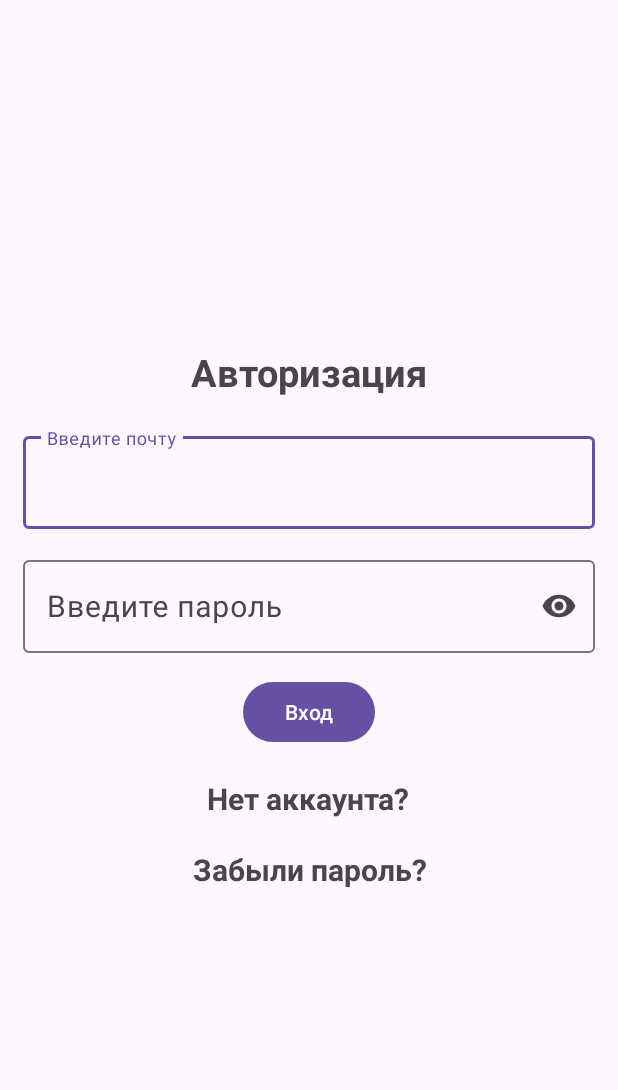
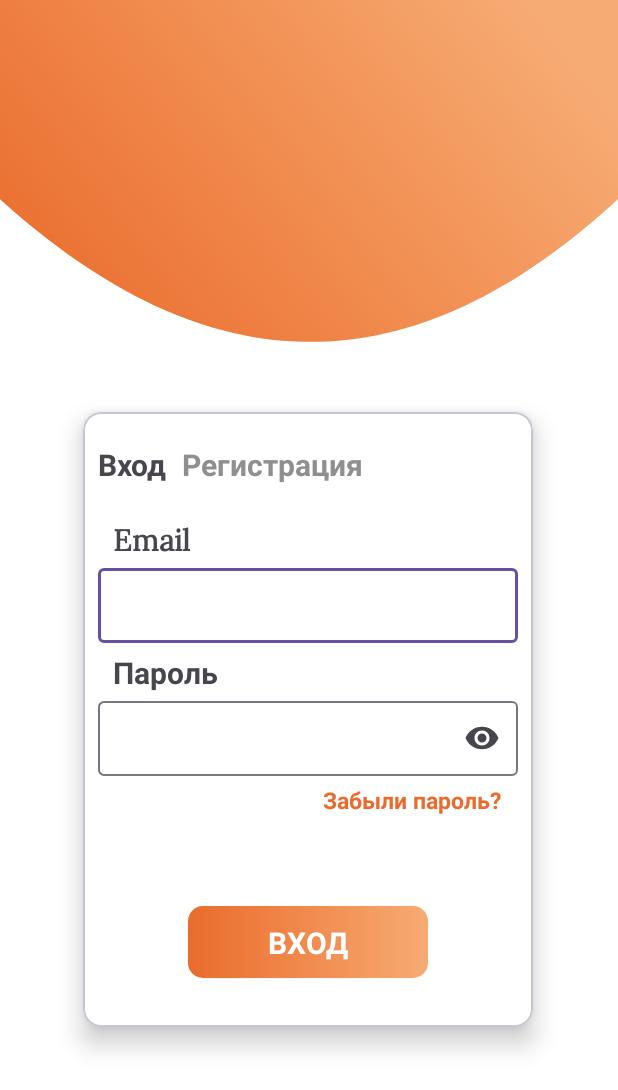
Before and after one commit to Suomi228/EDA-android-app, an Android app: the screen it shows after launch (Login), on a phone screen of 412 x 824 dp. Shown: the top 1090 px of the screen. Run offline under Robolectric (Android 15) with nearby library versions, the phone set to English and light mode, and no system bars; our stand-ins replace Firebase (no records; nobody signed in at launch, a user with empty details on screens opened directly).

Commit message:
reg and log pages done

```diff
--- a/app/src/main/res/drawable/background_enter.xml
+++ b/app/src/main/res/drawable/background_enter.xml
@@ -1,25 +1,25 @@
 <vector xmlns:android="http://schemas.android.com/apk/res/android"
     xmlns:aapt="http://schemas.android.com/aapt"
-    android:width="336dp"
-    android:height="688dp"
-    android:viewportWidth="336"
-    android:viewportHeight="688">
+    android:width="590dp"
+    android:height="1148dp"
+    android:viewportWidth="590"
+    android:viewportHeight="1148">
   <path
-      android:pathData="M6.35,679.19l-2.12,-677.59l325.11,-1.02l2.12,677.59z">
+      android:pathData="M0,0H590V1148H0V0Z">
     <aapt:attr name="android:fillColor">
       <gradient
-          android:startX="3.27"
-          android:startY="165.62"
-          android:endX="329.63"
-          android:endY="-1.62"
+          android:startX="0"
+          android:startY="381"
+          android:endX="546.3"
+          android:endY="-54.8"
           android:type="linear">
-        <item android:offset="0.15" android:color="#FFE96C2D"/>
-        <item android:offset="0.46" android:color="#FFF18B4E"/>
-        <item android:offset="1" android:color="#FFF6AB73"/>
+        <item android:offset="0.1" android:color="#FFE96C2D"/>
+        <item android:offset="0.5" android:color="#FFF18B4E"/>
+        <item android:offset="0.9" android:color="#FFF6AB73"/>
       </gradient>
     </aapt:attr>
   </path>
   <path
-      android:pathData="M3,131C114.68,231 221.82,232.5 333,131V680H3V131Z"
+      android:pathData="M0,185C199.7,360.4 391.2,363 590,185V1148H0V185Z"
       android:fillColor="#ffffff"/>
 </vector>
--- a/app/src/main/res/layout/activity_login.xml
+++ b/app/src/main/res/layout/activity_login.xml
@@ -1,83 +1,165 @@
 <?xml version="1.0" encoding="utf-8"?>
-<LinearLayout xmlns:android="http://schemas.android.com/apk/res/android"
+
+<androidx.constraintlayout.widget.ConstraintLayout xmlns:android="http://schemas.android.com/apk/res/android"
     xmlns:app="http://schemas.android.com/apk/res-auto"
     xmlns:tools="http://schemas.android.com/tools"
     android:layout_width="match_parent"
+    android:layout_height="match_parent"
+    android:background="@drawable/background_enter"
+    android:gravity="center"
     android:orientation="vertical"
-    android:layout_height="match_parent"
-    android:gravity="center"
+    android:outlineSpotShadowColor="@color/black"
     android:padding="15dp"
     tools:context=".Login">
+
+    <com.google.android.material.card.MaterialCardView
+        android:layout_width="300dp"
+        android:layout_height="410dp"
+        android:layout_marginStart="5dp"
+        android:layout_marginEnd="5dp"
+        android:layout_marginTop="10dp"
+        android:elevation="100dp"
+        app:cardBackgroundColor="@color/white"
+        app:cardElevation="10dp"
+        app:layout_constraintBottom_toBottomOf="parent"
+        app:layout_constraintEnd_toEndOf="parent"
+        app:layout_constraintHorizontal_bias="0.495"
+        app:layout_constraintStart_toStartOf="parent"
+        app:layout_constraintTop_toTopOf="parent"
+        app:layout_constraintVertical_bias="0.667">
+
+        <LinearLayout
+            android:layout_width="match_parent"
+            android:layout_height="50dp"
+            android:orientation="horizontal"
+
+            >
+
             <TextView
-        android:text="Авторизация"
-        android:textSize="25sp"
+                android:layout_width="wrap_content"
+                android:layout_height="wrap_content"
+                android:layout_marginStart="10dp"
+                android:layout_marginTop="20dp"
+                android:fontFamily="@font/lora"
+                android:gravity="center"
+                android:text="Вход"
+                android:textSize="20sp"
+                android:textStyle="bold" />
+            <TextView
+                android:id="@+id/registerNow"
+                android:layout_width="wrap_content"
+                android:layout_height="wrap_content"
+                android:layout_marginStart="10dp"
+                android:layout_marginTop="20dp"
+                android:gravity="center"
+                android:text="Регистрация"
+                android:textColor="@color/gray"
+                android:textSize="20sp"
                 android:textStyle="bold"
-        android:gravity="center"
-        android:layout_marginBottom="20dp"
-        android:id="@+id/login"
+                android:fontFamily="@font/lora"
+                />
+
+        </LinearLayout>
+        <LinearLayout
             android:layout_width="match_parent"
+            android:layout_height="match_parent"
+            android:layout_marginTop="50dp"
+            android:orientation="vertical">
+
+            <TextView
+                android:id="@+id/txt_email"
+                android:layout_width="wrap_content"
                 android:layout_height="wrap_content"
-        />
-    <com.google.android.material.textfield.TextInputLayout
-        android:layout_width="match_parent"
-        android:layout_height="wrap_content">
-        <com.google.android.material.textfield.TextInputEditText
-            android:layout_width="match_parent"
-            android:layout_height="wrap_content"
+                android:layout_marginStart="20dp"
+                android:layout_marginTop="20dp"
+                android:fontFamily="@font/lora"
+                android:text="Email"
                 android:textSize="20dp"
-            android:id="@+id/email"
-            android:hint="Введите почту"
-            android:layout_marginBottom="15dp"
-            />
-    </com.google.android.material.textfield.TextInputLayout>
+                android:textStyle="bold" />
 
             <com.google.android.material.textfield.TextInputLayout
                 android:layout_width="match_parent"
-        app:endIconMode="password_toggle"
-        android:layout_height="wrap_content">
+                android:layout_height="60dp"
+
+                >
+
                 <com.google.android.material.textfield.TextInputEditText
+                    android:id="@+id/email"
                     android:layout_width="match_parent"
-            android:inputType="textPassword"
-            android:textSize="20dp"
-            android:layout_height="wrap_content"
-            android:id="@+id/password"
-            android:hint="Введите пароль"
+                    android:layout_height="50dp"
+                    android:layout_marginStart="10dp"
+                    android:layout_marginEnd="10dp"
                     android:layout_marginBottom="15dp"
-            />
+                    android:fontFamily="@font/lora"
+                    android:textSize="20dp" />
             </com.google.android.material.textfield.TextInputLayout>
-    <ProgressBar
-        android:id="@+id/progress_bar"
-        android:visibility="gone"
-        android:layout_width="wrap_content"
-        android:layout_height="wrap_content"/>
-
-    <Button
-        android:id="@+id/btn_login"
-        android:text="Вход"
-
-        android:layout_width="wrap_content"
-        android:layout_height="wrap_content"/>
 
             <TextView
-        android:id="@+id/registerNow"
-        android:layout_width="147dp"
+                android:id="@+id/txt_pass"
+                android:layout_width="wrap_content"
                 android:layout_height="wrap_content"
-        android:layout_marginTop="20dp"
-        android:gravity="center"
-        android:text="Нет аккаунта?"
-        android:textSize="20sp"
+                android:layout_marginStart="20dp"
+                android:layout_marginTop="0dp"
+                android:fontFamily="@font/lora"
+                android:text="Пароль"
+                android:textSize="20dp"
                 android:textStyle="bold" />
+
+            <com.google.android.material.textfield.TextInputLayout
+                android:layout_width="match_parent"
+                android:layout_height="60dp"
+                app:endIconMode="password_toggle">
+
+                <com.google.android.material.textfield.TextInputEditText
+                    android:id="@+id/password"
+                    android:layout_width="match_parent"
+                    android:layout_height="50dp"
+                    android:layout_marginStart="10dp"
+                    android:layout_marginEnd="10dp"
+                    android:layout_marginBottom="15dp"
+                    android:fontFamily="@font/lora"
+                    android:inputType="textPassword"
+                    android:textSize="20dp" />
+            </com.google.android.material.textfield.TextInputLayout>
 
             <TextView
                 android:id="@+id/forgot_password"
-        android:layout_width="168dp"
+                android:layout_width="wrap_content"
                 android:layout_height="wrap_content"
-        android:layout_marginTop="20dp"
-        android:gravity="center"
+                android:layout_marginTop="0dp"
+                android:textColor="@color/orange_color"
+                android:layout_marginStart="160dp"
+                android:layout_marginEnd="5dp"
                 android:text="Забыли пароль?"
-        android:textSize="20sp"
-        android:textStyle="bold" />
+                android:fontFamily="@font/lora_bold"
+                android:textSize="15sp"
+                />
 
 
 
+            <androidx.appcompat.widget.AppCompatButton
+                android:id="@+id/btn_login"
+                android:layout_width="160dp"
+                android:layout_height="wrap_content"
+                android:layout_gravity="center"
+                android:layout_marginTop="60dp"
+                android:background="@drawable/gradient"
+                android:elevation="20dp"
+                android:fontFamily="@font/lora"
+                android:text="Вход"
+                android:textColor="@color/white"
+                android:textSize="20sp"
+                android:textStyle="bold" />
         </LinearLayout>
+    </com.google.android.material.card.MaterialCardView>
+
+    <ProgressBar
+        android:id="@+id/progress_bar"
+        android:layout_width="wrap_content"
+        android:layout_height="wrap_content"
+        android:visibility="gone"
+        android:layout_marginEnd="160dp"
+        android:foregroundGravity="center"
+        app:layout_constraintBottom_toBottomOf="parent"
+        app:layout_constraintEnd_toEndOf="parent" />
+</androidx.constraintlayout.widget.ConstraintLayout>
--- a/app/src/main/res/layout/dialog_forgot.xml
+++ b/app/src/main/res/layout/dialog_forgot.xml
@@ -64,7 +64,7 @@
             app:layout_constraintEnd_toEndOf="parent"
             app:layout_constraintTop_toBottomOf="@+id/textInputLayout" />
 
-        <Button
+        <androidx.appcompat.widget.AppCompatButton
             android:id="@+id/btn_cancel"
             android:layout_width="wrap_content"
             android:layout_height="wrap_content"
--- a/app/src/main/res/values/colors.xml
+++ b/app/src/main/res/values/colors.xml
@@ -6,4 +6,6 @@
     <color name="startColor">#FFE96C2D</color>
     <color name="centerColor">#FFF18B4E</color>
     <color name="endColor">#FFF6AB73</color>
+    <color name="orange_color">#E96C2D</color>
+    <color name="gray">#8F8F8F</color>
 </resources>
--- a/app/src/main/res/values/preloaded_fonts.xml
+++ b/app/src/main/res/values/preloaded_fonts.xml
@@ -2,5 +2,6 @@
 <resources>
     <array name="preloaded_fonts" translatable="false">
         <item>@font/lora</item>
+        <item>@font/lora_bold</item>
     </array>
 </resources>
--- a/app/src/main/res/values/themes.xml
+++ b/app/src/main/res/values/themes.xml
@@ -4,7 +4,7 @@
         <!-- Customize your light theme here. -->
         <!-- <item name="colorPrimary">@color/my_light_primary</item> -->
 
-        <item name="android:statusBarColor">@color/orange</item>
+        <item name="android:statusBarColor">@color/orange_color</item>
     </style>
 
 
```
Also changed, not shown: app/src/main/res/layout/activity_registration.xml (+51 -46 lines). Lines whose indentation alone changed are shown as unchanged.
